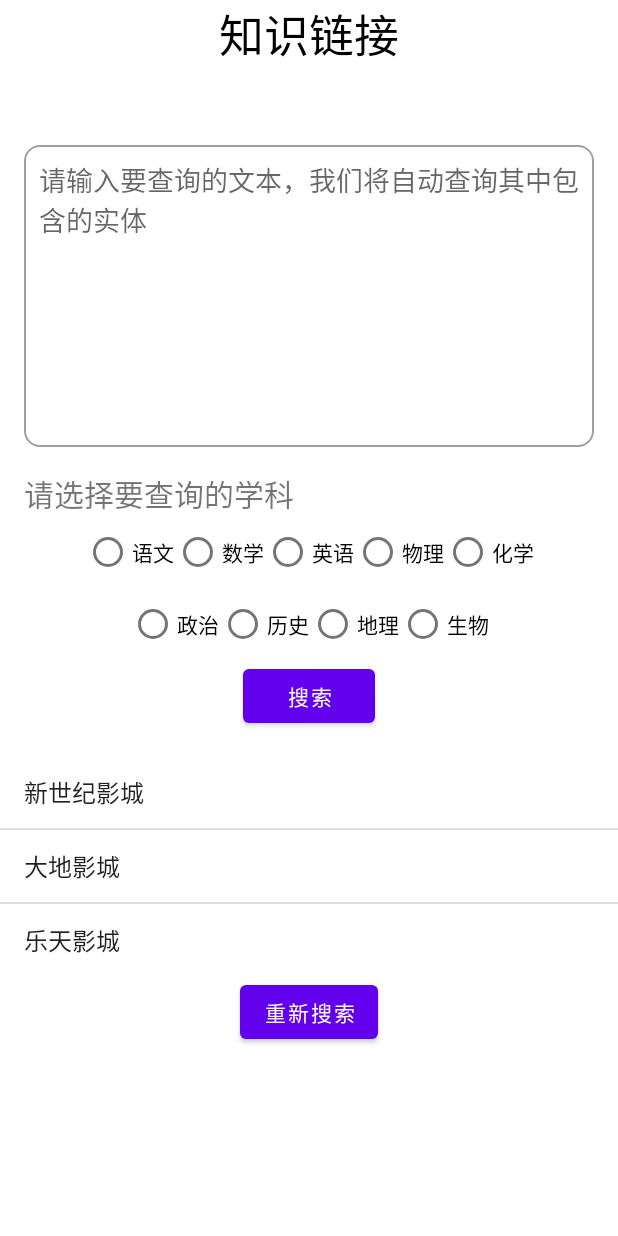
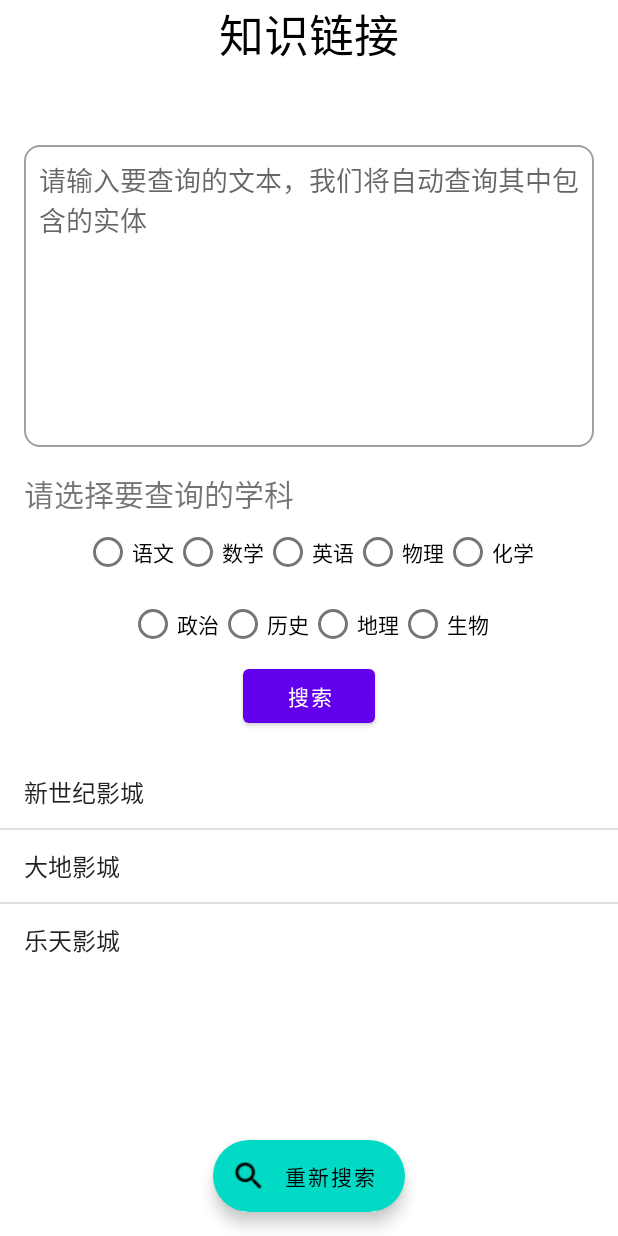
Before and after one commit to robinren03/JavEduHw, an Android app: the layout activity_entity_link.xml on its own in the app's theme, with its tools: preview values and no code run, on a phone screen of 412 x 824 dp. Run offline under Robolectric (Android 15) with nearby library versions, the phone set to English and light mode, and no system bars.

Commit message:
Improved the entity link page and fixed known bugs

```diff
--- a/app/src/main/res/layout/activity_entity_link.xml
+++ b/app/src/main/res/layout/activity_entity_link.xml
@@ -1,12 +1,18 @@
 <?xml version="1.0" encoding="utf-8"?>
-<LinearLayout xmlns:android="http://schemas.android.com/apk/res/android"
+<FrameLayout xmlns:android="http://schemas.android.com/apk/res/android"
     xmlns:app="http://schemas.android.com/apk/res-auto"
     xmlns:tools="http://schemas.android.com/tools"
     android:layout_width="match_parent"
     android:layout_height="match_parent"
     tools:context=".EntityLink"
-    android:orientation="vertical">
+    android:id="@+id/entity_link_page">
 
+
+    <LinearLayout
+        android:layout_width="match_parent"
+        android:layout_height="match_parent"
+        android:orientation="vertical"
+        >
         <TextView
             android:layout_width="match_parent"
             android:layout_height="wrap_content"
@@ -125,11 +131,15 @@
             android:layout_height="wrap_content"
             android:entries="@array/ctype"
             android:layout_marginTop="@dimen/activity_horizontal_margin"/>
-    <Button
+    </LinearLayout>
+    <com.google.android.material.floatingactionbutton.ExtendedFloatingActionButton
+        android:id="@+id/reSearch_entity_link_button"
         android:layout_width="wrap_content"
         android:layout_height="wrap_content"
-        android:id="@+id/reSearch_entity_link_button"
+        android:layout_gravity="bottom|center"
+        app:icon="@drawable/ic_search"
+        android:layout_margin="@dimen/activity_horizontal_margin"
         android:text="重新搜索"
-        android:layout_gravity="center"/>
+        />
 
-</LinearLayout>
+</FrameLayout>
--- a/app/src/main/res/layout/fragment_blank_fragment3.xml
+++ b/app/src/main/res/layout/fragment_blank_fragment3.xml
@@ -24,4 +24,5 @@
             app:headerLayout="@layout/header_my_info"/>
     </RelativeLayout>
 
+
 </FrameLayout>
--- a/app/src/main/res/values/strings.xml
+++ b/app/src/main/res/values/strings.xml
@@ -1,5 +1,5 @@
 <resources>
-    <string name="backend_ip">http://183.172.140.101:9090</string>
+    <string name="backend_ip">http://183.172.211.239:9090</string>
     <string name="app_name">JavEduHw</string>
     <string name="action_settings">Settings</string>
     <!-- Strings used for fragments for navigation -->
```
Also changed, not shown: app/src/main/res/drawable/ic_search.png (added). Lines whose indentation alone changed are shown as unchanged.
